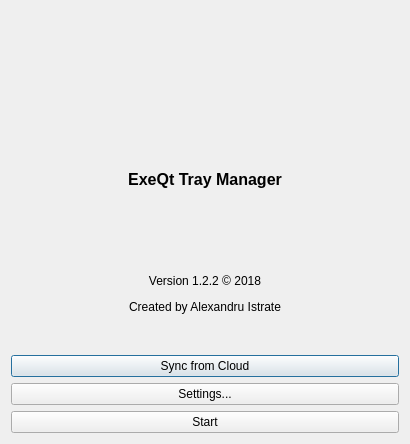
AlexandruIstrate/ExeQt, file ExeQt/mainpage.ui: the form before one commit.
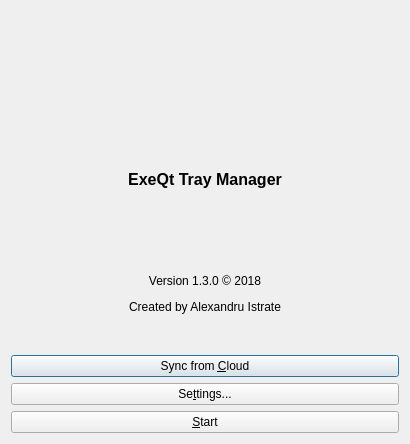
The form after the commit. Icons and pictures are not drawn.

The edit to the form file:
```diff
--- a/ExeQt/mainpage.ui
+++ b/ExeQt/mainpage.ui
@@ -56,14 +56,14 @@
    <item alignment="Qt::AlignHCenter">
     <widget class="QLabel" name="label_3">
      <property name="text">
-      <string>&lt;html&gt;&lt;head/&gt;&lt;body&gt;&lt;p align=&quot;center&quot;&gt;Version 1.2.2 © 2018&lt;/p&gt;&lt;p align=&quot;center&quot;&gt;Created by Alexandru Istrate&lt;/p&gt;&lt;/body&gt;&lt;/html&gt;</string>
+      <string>&lt;html&gt;&lt;head/&gt;&lt;body&gt;&lt;p align=&quot;center&quot;&gt;Version 1.3.0 © 2018&lt;/p&gt;&lt;p align=&quot;center&quot;&gt;Created by Alexandru Istrate&lt;/p&gt;&lt;/body&gt;&lt;/html&gt;</string>
      </property>
     </widget>
    </item>
    <item>
     <widget class="QPushButton" name="btnSync">
      <property name="text">
-      <string>Sync from Cloud</string>
+      <string>Sync from &amp;Cloud</string>
      </property>
      <property name="icon">
       <iconset resource="resources.qrc">
@@ -74,7 +74,7 @@
    <item>
     <widget class="QPushButton" name="btnSettings">
      <property name="text">
-      <string>Settings...</string>
+      <string>Se&amp;ttings...</string>
      </property>
      <property name="icon">
       <iconset resource="resources.qrc">
@@ -85,7 +85,7 @@
    <item>
     <widget class="QPushButton" name="btnContinue">
      <property name="text">
-      <string>Start</string>
+      <string>&amp;Start</string>
      </property>
      <property name="icon">
       <iconset resource="resources.qrc">
```
Left out of the diff: 12 changed lines with no effect on the pictures.
